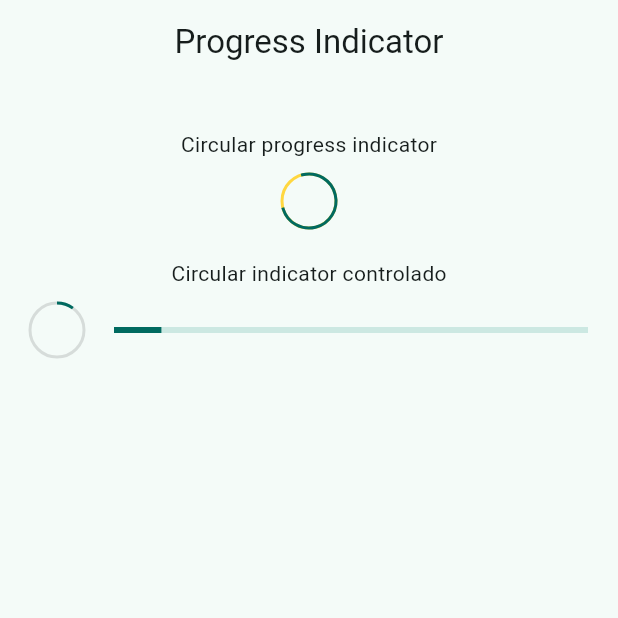
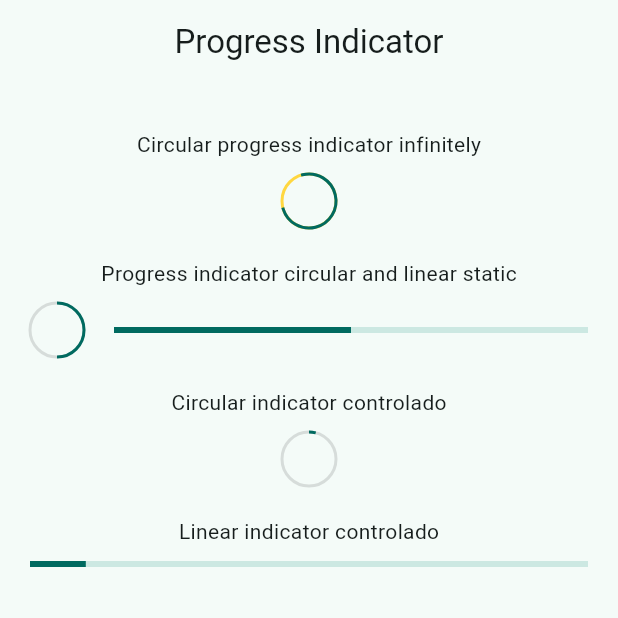
Before and after one commit to richard-allcca/Flutter-Widgets, a Flutter app: the ProgressScreen screen opened by its route, on a phone screen of 412 x 824 dp, the top half of it. Run offline on Flutter 3.47's test engine with Material 3 defaults, Android fonts, the phone set to English and light mode, and no system bars; our stand-ins replace animate_do, dio, flutter_riverpod, go_router, video_player.

Commit message:
config progress static and dinamyc

```diff
--- a/lib/presentation/screens/progress/progress_screen.dart
+++ b/lib/presentation/screens/progress/progress_screen.dart
@@ -26,42 +26,75 @@ class _ProgressView extends StatelessWidget {
     return const Center(
       child: Column(
         children: [
-          SizedBox(
-            height: 30,
-          ),
-          Text('Circular progress indicator'),
-          SizedBox(
-            height: 10,
-          ),
+          SizedBox(height: 30),
+
+          Text('Circular progress indicator infinitely'),
+          SizedBox(height: 10),
           CircularProgressIndicator(
               strokeWidth: 2, backgroundColor: Colors.amberAccent),
 
-          // Progress controlado
-          SizedBox(
-            height: 20,
-          ),
+          SizedBox(height: 20),
+
+          Text('Progress indicator circular and linear static'),
+          SizedBox(height: 10),
+          _ControllerProgressIndicator(),
+          SizedBox(height: 20),
+
           Text('Circular indicator controlado'),
-          SizedBox(
-            height: 10,
-          ),
-          _ControllerProgressIndicator(),
+          SizedBox(height: 10),
+          _ControllerProgressIndicatorCircular(),
+
+          SizedBox(height: 20),
+
+          Text('Linear indicator controlado'),
+          SizedBox(height: 10),
+          _ControllerProgressIndicatorLinear(),
         ],
       ),
     );
   }
 }
 
+// Example with progressIndicator static
 class _ControllerProgressIndicator extends StatelessWidget {
   const _ControllerProgressIndicator();
+
+  @override
+  Widget build(BuildContext context) {
+    return const Padding(
+      padding: EdgeInsets.symmetric(horizontal: 20),
+      child: Row(
+        mainAxisAlignment: MainAxisAlignment.center,
+        children: [
+          CircularProgressIndicator( value: 0.5,strokeWidth: 2, backgroundColor: Colors.black12),
+          SizedBox(width: 20),
+          Expanded(
+            child: LinearProgressIndicator(value: 0.5,),
+          )
+        ],
+      ),
+    );
+  }
+}
+
+// NOTE
+// snapshot es el value emitido por stream.periodic
+// stream - flujo de información
+
+
+// Example with progressIndicator circular dynamic
+class _ControllerProgressIndicatorCircular extends StatelessWidget {
+  const _ControllerProgressIndicatorCircular();
 
   // Example with StreamBuilder
   @override
   Widget build(BuildContext context) {
     return StreamBuilder(
-      stream: Stream.periodic(const Duration(milliseconds: 300), (value) {
+      stream: Stream.periodic(const Duration(milliseconds: 500), (value) {
         return (value * 2) / 100;
       }).takeWhile((value) => value < 100),
-      builder: (context, snapshot) { // snapshot - valor emitido por stream
+
+      builder: (context, snapshot) {
 
         final progressValue = snapshot.data ?? 0;
 
@@ -73,8 +106,35 @@ class _ControllerProgressIndicator extends StatelessWidget {
               CircularProgressIndicator(
                 value: progressValue, strokeWidth: 2, backgroundColor: Colors.black12
               ),
-              const SizedBox(width: 20),
-              Expanded( // Similar a Flex:1 le indica crecer en el ctn del padre
+            ],
+          ),
+        );
+      },
+    );
+  }
+}
+
+// Example with progressIndicator linear dynamic
+class _ControllerProgressIndicatorLinear extends StatelessWidget {
+  const _ControllerProgressIndicatorLinear();
+
+  @override
+  Widget build(BuildContext context) {
+    return StreamBuilder(
+      stream: Stream.periodic(const Duration(milliseconds: 300), (value) {
+        return (value * 2) / 100;
+      }).takeWhile((value) => value < 100),
+
+      builder: (context, snapshot) {
+
+        final progressValue = snapshot.data ?? 0;
+
+        return Padding(
+          padding: const EdgeInsets.symmetric(horizontal: 20),
+          child: Row(
+            mainAxisAlignment: MainAxisAlignment.center,
+            children: [
+              Expanded(
                 child: LinearProgressIndicator(
                   value: progressValue,
                 ),
@@ -85,23 +145,4 @@ class _ControllerProgressIndicator extends StatelessWidget {
       },
     );
   }
-
-  // REVIEW - Example without StreamBuilder
-
-  // @override
-  // Widget build(BuildContext context) {
-  //   return const Padding(
-  //     padding: EdgeInsets.symmetric(horizontal: 20),
-  //     child: Row(
-  //       mainAxisAlignment: MainAxisAlignment.center,
-  //       children: [
-  //         CircularProgressIndicator( value: 0.5,strokeWidth: 2, backgroundColor: Colors.black12),
-  //         SizedBox(width: 20),
-  //         Expanded( // Similar a Flex:1 le indica crecer en el ctn del padre
-  //           child: LinearProgressIndicator(value: 0.5,),
-  //         )
-  //       ],
-  //     ),
-  //   );
-  // }
 }
--- a/lib/presentation/screens/screens.dart
+++ b/lib/presentation/screens/screens.dart
@@ -1,19 +1,5 @@
 
 
-
-
-// TODO - Eliminar importaciones antiguas
-
-
-export 'package:widgets_app/presentation/screens/app_tutorial/app_tutorial_screen.dart';
-export 'package:widgets_app/presentation/screens/home/home_screen.dart';
-export 'package:widgets_app/presentation/screens/infinity_scroll/infinity_scroll_screen.dart';
-export 'package:widgets_app/presentation/screens/progress/progress_screen.dart';
-export 'package:widgets_app/presentation/screens/snackbar/snackbar_screen.dart';
-export 'package:widgets_app/presentation/screens/ui_controls/ui_controls_screen.dart';
-export 'package:widgets_app/presentation/screens/theme_change/theme_changer_screen.dart';
-
-// SECTION - importaciones
 
 // Importación de carpeta Counter
 export 'package:widgets_app/presentation/screens/counter/counter_function_screen.dart';
@@ -25,7 +11,16 @@ export 'package:widgets_app/presentation/screens/chat/chat_screen.dart';
 // Importación de carpeta TokTik
 export 'package:widgets_app/presentation/screens/discover/discover_screen.dart';
 
-// Importación por Widgets App
+// Importación por Widgets (screens) App
 export 'package:widgets_app/presentation/screens/animated/animated_screen.dart';
 export 'package:widgets_app/presentation/screens/buttons/buttons_screen.dart';
 export 'package:widgets_app/presentation/screens/cards/cards_screen.dart';
+export 'package:widgets_app/presentation/screens/app_tutorial/app_tutorial_screen.dart';
+export 'package:widgets_app/presentation/screens/home/home_screen.dart';
+export 'package:widgets_app/presentation/screens/infinity_scroll/infinity_scroll_screen.dart';
+export 'package:widgets_app/presentation/screens/progress/progress_screen.dart';
+export 'package:widgets_app/presentation/screens/snackbar/snackbar_screen.dart';
+export 'package:widgets_app/presentation/screens/ui_controls/ui_controls_screen.dart';
+
+// Importación to ThemeChangeScreen
+export 'package:widgets_app/presentation/screens/theme_change/theme_changer_screen.dart';
```
